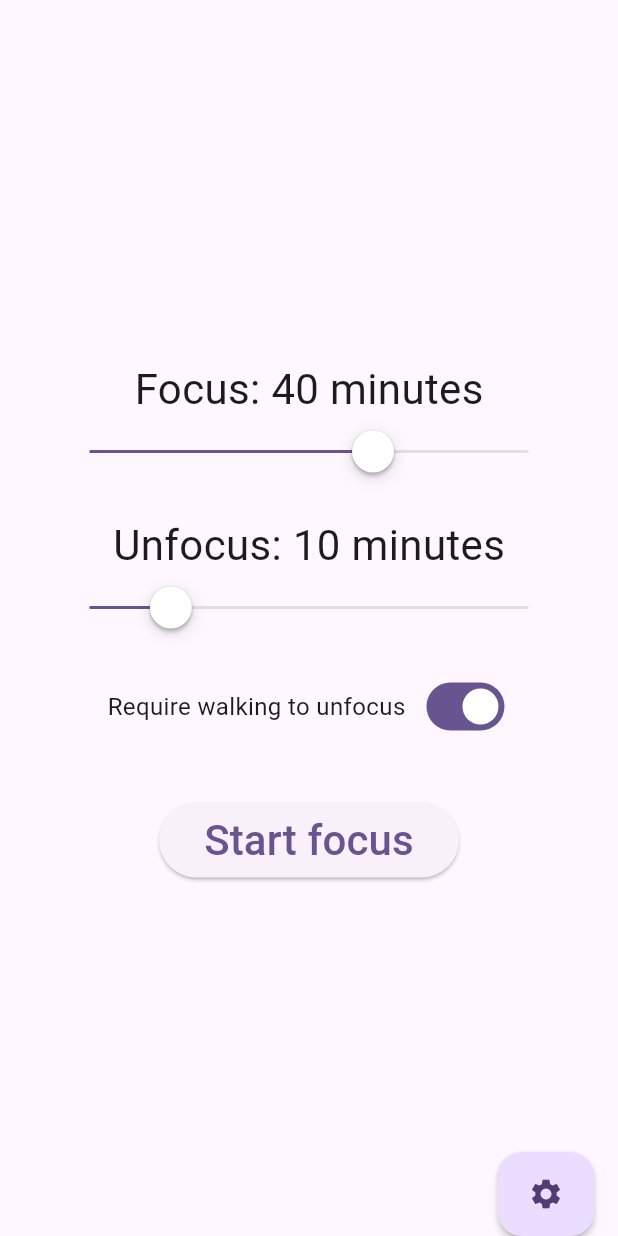
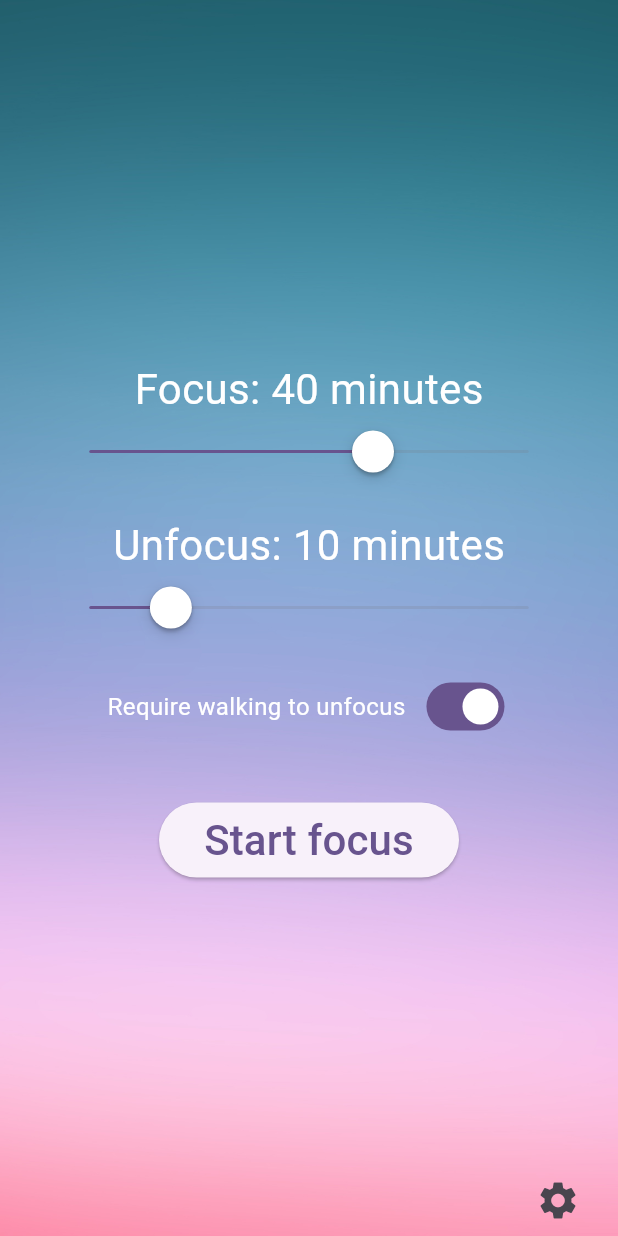
Before and after one commit to zbelova/unfocus, a Flutter app: the screen it shows after launch, on a phone screen of 412 x 824 dp. Run offline on Flutter 3.47's test engine with Material 2 defaults, Android fonts, the phone set to English and light mode, and no system bars; our stand-ins replace audioplayers, flutter_local_notifications, flutter_native_timezone, sensors_plus, shared_preferences, timezone; missing offline and left inert: alarm; statements that could not run were skipped.

Commit message:
Верстка хоум скрина и фокуса

```diff
--- a/lib/main.dart
+++ b/lib/main.dart
@@ -23,7 +23,8 @@ class MyApp extends StatelessWidget {
     return MaterialApp(
       title: 'Flutter Demo',
       theme: ThemeData(
-        colorScheme: ColorScheme.fromSeed(seedColor: Colors.deepPurple),
+        colorScheme: ColorScheme.fromSeed(seedColor: Colors.deepPurple,),
+
         useMaterial3: true,
       ),
       debugShowCheckedModeBanner: false,
--- a/lib/screens/home_screen.dart
+++ b/lib/screens/home_screen.dart
@@ -163,12 +163,22 @@ class _HomePageState extends State<HomePage> {
     return Scaffold(
       floatingActionButtonAnimator: FloatingActionButtonAnimator.scaling,
       floatingActionButtonLocation: FloatingActionButtonLocation.endDocked,
-      floatingActionButton: FloatingActionButton.extended(
-        onPressed: () => navigateToSettingsScreen(null),
-        label: const Icon(Icons.settings),
-        elevation: 2.0,
+       floatingActionButton: IconButton(
+        icon: const Icon(Icons.settings, size: 30,),
+        onPressed: () => navigateToSettingsScreen(null),),
+       //FloatingActionButton.extended(
+      //   onPressed: () => navigateToSettingsScreen(null),
+      //   label: const Icon(Icons.settings),
+      //   elevation: 2.0,
+      // ),
+      body: Container(
+        decoration: const BoxDecoration(
+          image: DecorationImage(
+            image: AssetImage("assets/images/5.jpg"),
+            fit: BoxFit.cover,
           ),
-      body: SafeArea(
+        ),
+        child: SafeArea(
           child: Padding(
             padding: const EdgeInsets.all(20.0),
             child: Center(
@@ -179,6 +189,7 @@ class _HomePageState extends State<HomePage> {
                     "Focus: ${_settings['focusDuration'].toInt().toString()} minutes",
                     style: TextStyle(
                       fontSize: Theme.of(context).textTheme.headlineMedium!.fontSize,
+                      color: Colors.white,
                     ),
                   ),
                   SizedBox(
@@ -202,6 +213,7 @@ class _HomePageState extends State<HomePage> {
                     "Unfocus: ${_settings['unfocusDuration']!.toInt().toString()} minutes",
                     style: TextStyle(
                       fontSize: Theme.of(context).textTheme.headlineMedium!.fontSize,
+                      color: Colors.white,
                     ),
                   ),
                   SizedBox(
@@ -228,6 +240,7 @@ class _HomePageState extends State<HomePage> {
                         "Require walking to unfocus",
                         style: TextStyle(
                           fontSize: 16,
+                          color: Colors.white,
                         ),
                       ),
                       const SizedBox(
@@ -264,6 +277,7 @@ class _HomePageState extends State<HomePage> {
             ),
           ),
         ),
+      ),
     );
   }
 }
--- a/pubspec.yaml
+++ b/pubspec.yaml
@@ -67,6 +67,7 @@ flutter:
   # To add assets to your application, add an assets section, like this:
   assets:
     - assets/
+    - assets/images/
   #   - images/a_dot_burr.jpeg
   #   - images/a_dot_ham.jpeg
 
```
Also changed, not shown: lib/screens/focus_screen.dart (+46 -22 lines), lib/screens/unfocus_screen.dart (+19 -17 lines), assets/images/1.jpg (added), assets/images/2.jpg (added), assets/images/3.jpg (added), assets/images/4.jpg (added), assets/images/5.jpg (added), assets/images/6.jpg (added), assets/images/7.jpg (added), assets/images/8.jpg (added), assets/images/9.jpg (added), assets/images/walk.gif (added), 4 other files. Lines whose indentation alone changed are shown as unchanged.
